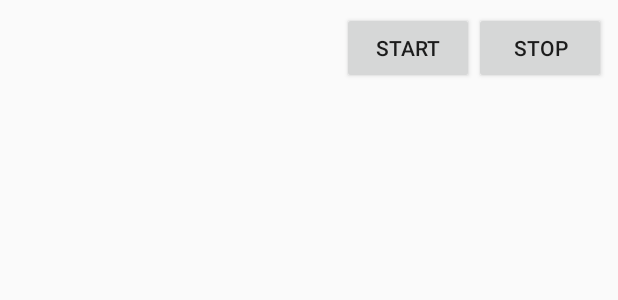
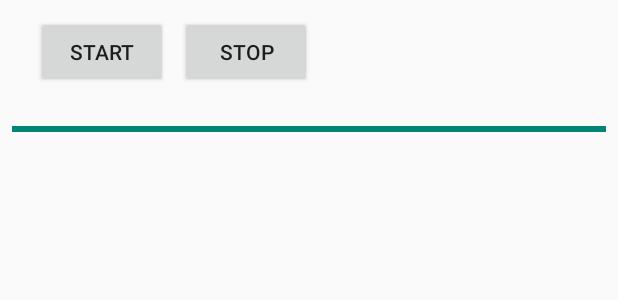
Before and after one commit to amueller-89/RestTimer, an Android app built with Jetpack Compose: the layout notification_timer.xml on its own in the app's theme, with its tools: preview values and no code run, on a phone screen of 412 x 824 dp. Shown: the top 300 px of the screen. Run offline under Robolectric (Android 15) with nearby library versions, the light colour scheme and no system bars.

```diff
--- a/app/src/main/AndroidManifest.xml
+++ b/app/src/main/AndroidManifest.xml
@@ -13,11 +13,10 @@
         android:roundIcon="@mipmap/ic_launcher_round"
         android:supportsRtl="true"
         android:theme="@style/Theme.RestTimer"
-        tools:targetApi="31">
+        >
         <activity
             android:name=".MainActivity"
             android:exported="true"
-            android:label="@string/app_name"
             android:theme="@style/Theme.RestTimer">
             <intent-filter>
                 <action android:name="android.intent.action.MAIN" />
--- a/app/src/main/res/layout/notification_timer.xml
+++ b/app/src/main/res/layout/notification_timer.xml
@@ -1,39 +1,48 @@
 <LinearLayout xmlns:android="http://schemas.android.com/apk/res/android"
     android:layout_width="match_parent"
     android:layout_height="wrap_content"
-    android:orientation="horizontal"
-    android:gravity="center_vertical"
+    android:orientation="vertical"
     android:padding="8dp">
 
-    <TextView
-        android:id="@+id/tv_timer"
-        android:layout_width="0dp"
-        android:layout_height="50dp"
-        android:layout_weight="1"
-        android:textColor="@android:color/white"
-        android:textSize="40sp" />
+    <!-- Row with Timer TextView and Buttons -->
+    <LinearLayout
+        android:layout_width="match_parent"
+        android:layout_height="wrap_content"
+        android:orientation="horizontal"
+        android:gravity="center_vertical">
 
-    <FrameLayout
-        android:layout_width="wrap_content"
-        android:layout_height="match_parent">
+        <!-- Timer TextView -->
+        <TextView
+            android:id="@+id/tv_timer"
+            android:layout_width="wrap_content"
+            android:layout_height="wrap_content"
+            android:textColor="@android:color/white"
+            android:textSize="40sp"
+            android:layout_marginEnd="16dp"/>
 
+        <!-- Start Button -->
         <Button
             android:id="@+id/btn_start"
             android:layout_width="wrap_content"
             android:layout_height="wrap_content"
-            android:layout_gravity="top"
-            android:text="@string/start" />
-    </FrameLayout>
+            android:text="@string/start"
+            android:layout_marginEnd="8dp"/>
 
-    <FrameLayout
-        android:layout_width="wrap_content"
-        android:layout_height="match_parent">
-
+        <!-- Stop Button -->
         <Button
             android:id="@+id/btn_stop"
             android:layout_width="wrap_content"
             android:layout_height="wrap_content"
-            android:layout_gravity="top"
-            android:text="@string/stop" />
-    </FrameLayout>
+            android:text="@string/stop"/>
+    </LinearLayout>
+
+    <!-- Progress Bar -->
+    <ProgressBar
+        android:id="@+id/progress_bar"
+        style="?android:attr/progressBarStyleHorizontal"
+        android:layout_width="match_parent"
+        android:layout_height="wrap_content"
+        android:max="100"
+        android:progress="100"
+        android:layout_marginTop="16dp"/>
 </LinearLayout>
```
Also changed, not shown: app/src/main/java/com/example/resttimer/MainActivity.kt (+88 -16 lines), app/src/main/java/com/example/resttimer/TimerService.kt (+72 -21 lines).
